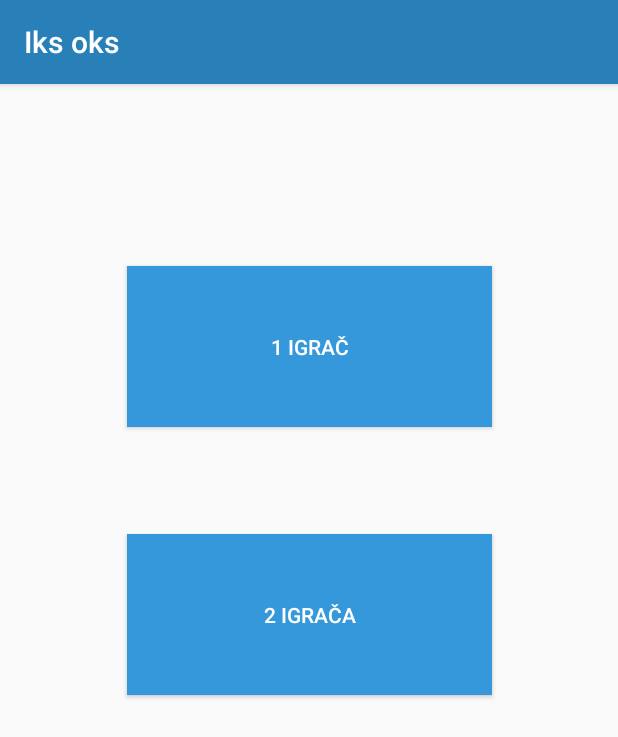
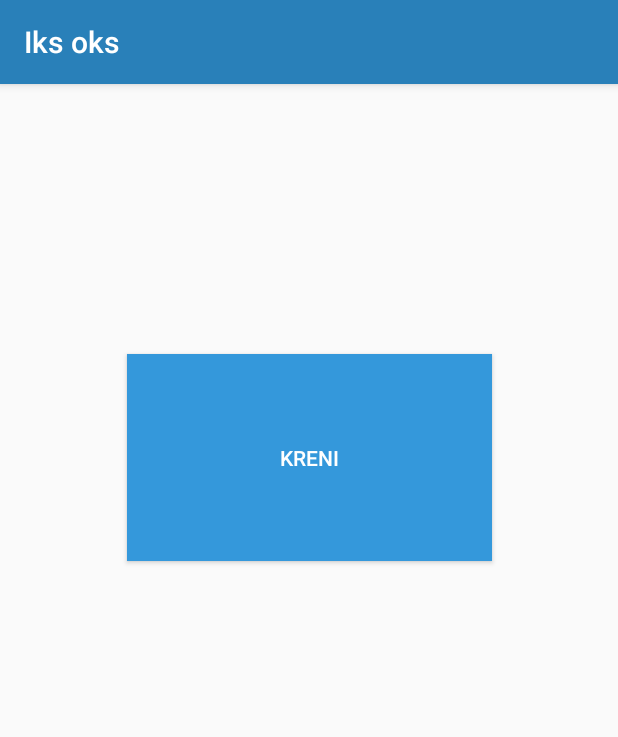
Before and after one commit to adelinger/TicTacToe, an Android app: the screen it shows after launch (MainActivity), on a phone screen of 412 x 824 dp. Shown: the top 737 px of the screen. Run offline under Robolectric (Android 15) with nearby library versions, the phone set to English and light mode, and no system bars; our stand-ins replace AdMob.

```diff
--- a/app/build.gradle
+++ b/app/build.gradle
@@ -24,6 +24,7 @@ android {
 
 dependencies {
     implementation fileTree(dir: 'libs', include: ['*.jar'])
+    implementation 'com.google.android.gms:play-services-ads:15.0.1'
     implementation "org.jetbrains.kotlin:kotlin-stdlib-jdk7:$kotlin_version"
     implementation 'com.android.support:appcompat-v7:26.1.0'
     implementation 'com.android.support.constraint:constraint-layout:1.1.3'
--- a/app/src/main/java/com/delinger/antun/tictactoeapp/MainActivity.kt
+++ b/app/src/main/java/com/delinger/antun/tictactoeapp/MainActivity.kt
@@ -1,5 +1,5 @@
 package com.delinger.antun.tictactoeapp
-
+import com.google.android.gms.ads.MobileAds
 import android.app.Fragment
 import android.app.FragmentManager
 import android.app.FragmentTransaction
@@ -7,28 +7,38 @@ import android.content.Intent
 import android.content.res.Resources
 import android.support.v7.app.AppCompatActivity
 import android.os.Bundle
+import android.text.Layout
+import android.view.View
 import android.widget.Button
+import com.google.android.gms.ads.AdRequest
+import com.google.android.gms.ads.AdSize
+import com.google.android.gms.ads.AdView
+import kotlinx.android.synthetic.main.activity_main.*
 import java.util.*
 
 class MainActivity : AppCompatActivity() {
 
+    lateinit var mAdView : AdView
 
     override fun onCreate(savedInstanceState: Bundle?) {
         super.onCreate(savedInstanceState)
         setContentView(R.layout.activity_main)
-        this.title = "Iks oks";
+        this.title = "Iks oks"
 
-        var onePlayersGame = findViewById<Button>(R.id.onePlayerButton);
-        var twoPlayersGame = findViewById<Button>(R.id.twoPlayersButton);
+        MobileAds.initialize(this, "ca-app-pub-5385963311823976/4451400341")
+
+        mAdView = findViewById(R.id.adView)
+        val adRequest = AdRequest.Builder().build()
+        mAdView.loadAd(adRequest)
+
+        var twoPlayersGame = findViewById<Button>(R.id.twoPlayersButton)
+
 
        twoPlayersGame.setOnClickListener{
-         //  val intent = Intent(this, twoPlayerGame::class.java)
-          // startActivity(intent);
-           val fragment = addPlayers()
-           fragment.arguments = intent.extras
-           val transaction = supportFragmentManager.beginTransaction()
-           transaction.replace(R.id.nFragment, fragment)
-           transaction.commit()
+
+           var addPlayers = addPlayersDialog()
+
+           addPlayers.show(fragmentManager.beginTransaction(), "")
 
        }
     }
--- a/app/src/main/res/layout/activity_main.xml
+++ b/app/src/main/res/layout/activity_main.xml
@@ -6,46 +6,39 @@
     android:layout_height="match_parent"
     tools:context=".MainActivity"
     android:id="@+id/someNewView"
+    android:background="?android:attr/windowBackground"
     tools:layout_editor_absoluteY="81dp">
-
-    <FrameLayout
-        android:id="@+id/nFragment"
-        android:layout_width="match_parent"
-        android:layout_height="match_parent"
-        />
-
 
     <Button
         android:id="@+id/twoPlayersButton"
         android:layout_width="243dp"
-        android:layout_height="107dp"
+        android:layout_height="138dp"
         android:layout_marginEnd="100dp"
         android:layout_marginLeft="100dp"
         android:layout_marginRight="100dp"
         android:layout_marginStart="100dp"
-        android:layout_marginTop="300dp"
+        android:layout_marginTop="180dp"
         android:background="#3498db"
-        android:text="2 Igrača"
+        android:text="Kreni"
         android:textColor="#FFFFFF"
         app:layout_constraintEnd_toEndOf="parent"
         app:layout_constraintStart_toStartOf="parent"
         app:layout_constraintTop_toTopOf="parent" />
 
-    <Button
-        android:id="@+id/onePlayerButton"
-        android:layout_width="243dp"
-        android:layout_height="107dp"
-        android:layout_marginEnd="100dp"
-        android:layout_marginLeft="100dp"
-        android:layout_marginRight="100dp"
-        android:layout_marginStart="100dp"
-        android:layout_marginTop="50dp"
-        android:background="#3498db"
-        android:text="1 igrač"
-        android:textColor="#FFFFFF"
-        app:layout_constraintBottom_toTopOf="@+id/twoPlayersButton"
-        app:layout_constraintEnd_toEndOf="parent"
-        app:layout_constraintStart_toStartOf="parent"
-        app:layout_constraintTop_toTopOf="parent" />
+    <com.google.android.gms.ads.AdView xmlns:ads="http://schemas.android.com/apk/res-auto"
+        android:id="@+id/adView"
+        android:layout_width="wrap_content"
+        android:layout_height="46dp"
+        android:layout_alignParentBottom="true"
+        android:layout_centerHorizontal="true"
+        android:layout_marginEnd="8dp"
+        android:layout_marginLeft="8dp"
+        android:layout_marginRight="8dp"
+        android:layout_marginStart="8dp"
+        ads:adSize="BANNER"
+        ads:adUnitId="ca-app-pub-5385963311823976~1306362252"
+        ads:layout_constraintBottom_toBottomOf="parent"
+        ads:layout_constraintEnd_toEndOf="parent"
+        ads:layout_constraintStart_toStartOf="parent" />
 
 </android.support.constraint.ConstraintLayout>
--- a/app/src/main/res/values/strings.xml
+++ b/app/src/main/res/values/strings.xml
@@ -4,4 +4,6 @@
 
     <!-- TODO: Remove or change this placeholder text -->
     <string name="hello_blank_fragment">Hello blank fragment</string>
+    <string name="title_activity_add_players">addPlayers</string>
+    <string name="action_settings">Settings</string>
 </resources>
--- a/build.gradle
+++ b/build.gradle
@@ -19,6 +19,9 @@ allprojects {
     repositories {
         google()
         jcenter()
+        maven {
+            url "https://maven.google.com"
+        }
     }
 }
 
```
Also changed, not shown: app/src/main/AndroidManifest.xml (+8 -3 lines), app/src/main/java/com/delinger/antun/tictactoeapp/addPlayers.kt (deleted, +0 -57 lines), app/src/main/java/com/delinger/antun/tictactoeapp/twoPlayerGame.kt (+85 -12 lines), app/src/main/res/layout/fragment_add_players.xml (deleted, +0 -15 lines), app/src/main/res/layout/twoplayer.xml (+60 -3 lines).
